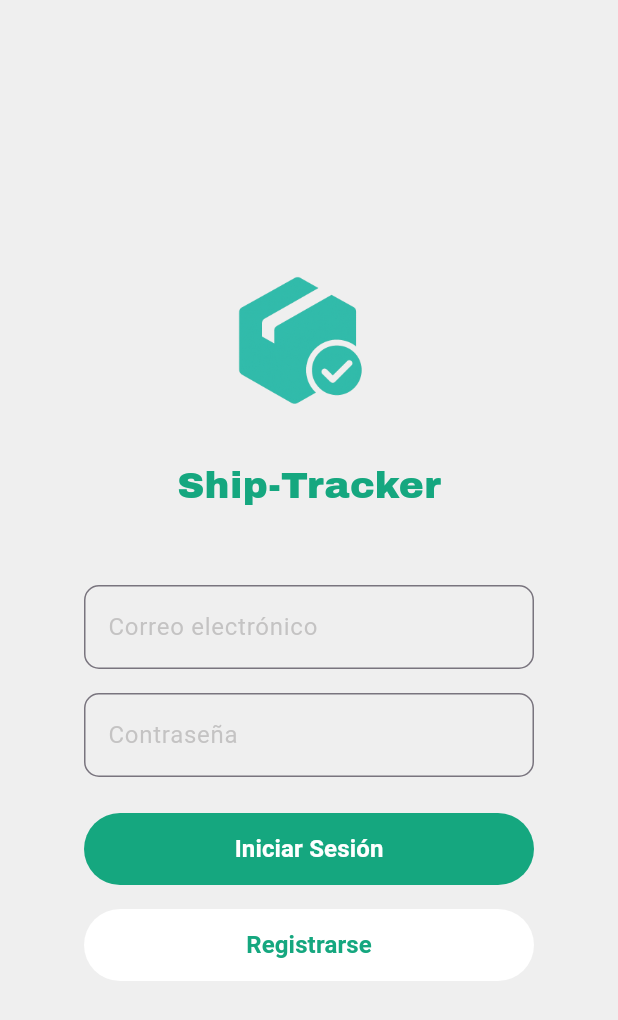
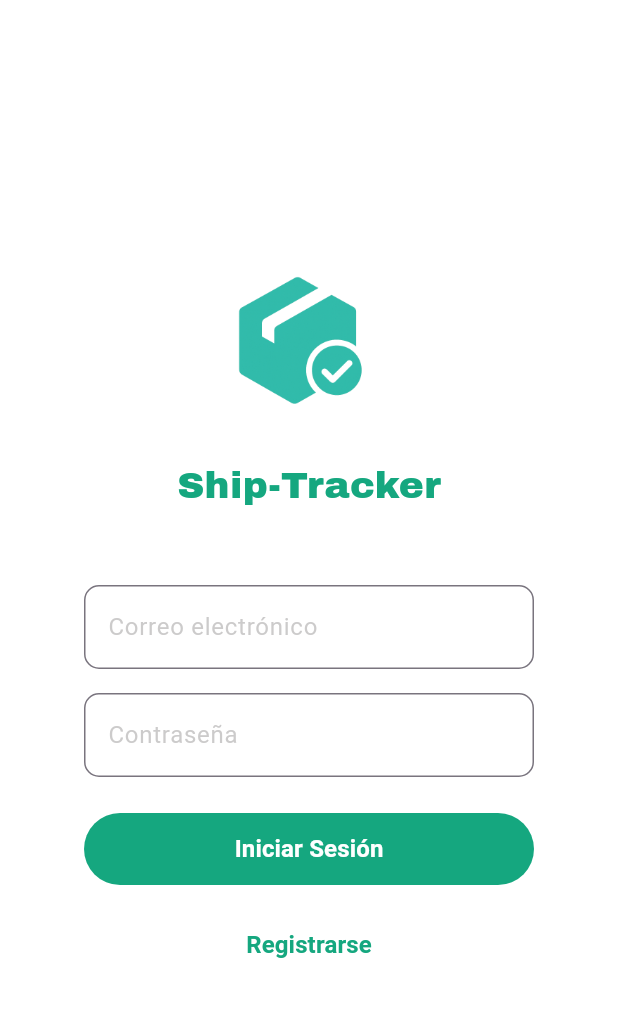
Before and after one commit to M4rt1nnnn/ship_tracker, a Flutter app: the screen it shows after launch, on a phone screen of 412 x 824 dp. Shown: the top 1020 px of the screen. Run offline on Flutter 3.47's test engine with Material 3 defaults, Android fonts, the phone set to English and light mode, and no system bars; our stand-ins replace fl_chart, google_fonts.

Commit message:
ahora si

```diff
--- a/lib/pages/create_order_page.dart
+++ b/lib/pages/create_order_page.dart
@@ -13,7 +13,6 @@ class CreateOrderPage extends StatefulWidget {
 }
 
 class _CreateOrderPageState extends State<CreateOrderPage> {
-  //Controladores
   final _idController = TextEditingController();
   final _nameController = TextEditingController();
   final _rutController = TextEditingController();
@@ -21,7 +20,6 @@ class _CreateOrderPageState extends State<CreateOrderPage> {
   final _timeController = TextEditingController();
   final _notesController = TextEditingController();
 
-  //Claves para validación
   final _idKey = GlobalKey<CustomTextFieldState>();
   final _nameKey = GlobalKey<CustomTextFieldState>();
   final _rutKey = GlobalKey<CustomTextFieldState>();
--- a/lib/pages/login_page.dart
+++ b/lib/pages/login_page.dart
@@ -4,6 +4,7 @@ import 'package:ship_tracker/pages/home.dart';
 import 'package:ship_tracker/pages/register_page.dart';
 import '../components/text_field.dart';
 import '../components/button.dart';
+import 'package:ship_tracker/theme/theme.dart';
 
 class LoginPage extends StatefulWidget {
   const LoginPage({super.key});
@@ -38,7 +39,7 @@ class _LoginPageState extends State<LoginPage> {
   @override
   Widget build(BuildContext context) {
     return Scaffold(
-      backgroundColor: const Color.fromARGB(234, 238, 238, 238),
+      backgroundColor: blanco,
       body: Center(
         child: SingleChildScrollView(
           child: Form(
@@ -46,19 +47,17 @@ class _LoginPageState extends State<LoginPage> {
             child: Column(
               mainAxisAlignment: MainAxisAlignment.center,
               children: [
-                //Logo y título
                 Image.asset('images/logo.png', height: 120),
-                const SizedBox(height: 16),
+                SizedBox(height: 16),
                 Text(
                   'Ship-Tracker',
                   style: GoogleFonts.archivoBlack(
                     fontSize: 25,
-                    color: const Color(0xFF15A77F),
+                    color: verde,
                   ),
                 ),
-                const SizedBox(height: 48), // espacio entre título y formulario
+                const SizedBox(height: 48),
 
-                //Campos reutilizables
                 CustomTextField(
                   labelText: 'Correo electrónico',
                   keyboardType: TextInputType.emailAddress,
@@ -90,7 +89,6 @@ class _LoginPageState extends State<LoginPage> {
                 ),
                 const SizedBox(height: 24),
 
-                // Botón principal
                 CustomButton(
                   text: 'Iniciar Sesión',
                   onPressed: () {
@@ -115,11 +113,10 @@ class _LoginPageState extends State<LoginPage> {
                 ),
               const SizedBox(height: 16)
               ,
-              //Botón secundario
               CustomButton(
                 text: 'Registrarse',
-                backgroundColor: Colors.white,
-                textColor: const Color(0xFF15A77F),
+                backgroundColor: blanco,
+                textColor: verde,
                 onPressed: () {
                   Navigator.push(context,
                   MaterialPageRoute(builder: (context) => const RegisterPage()),
```
Also changed, not shown: lib/pages/register_page.dart (+5 -7 lines).
